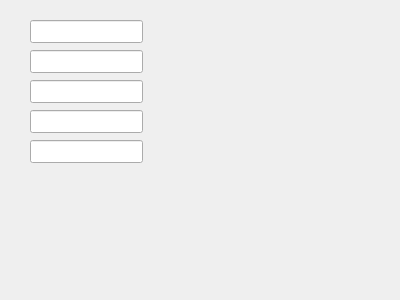
Above: ui/OtherWindow.ui from yigithanyigit/hastanerandevu before the change. Below: the same form after it.
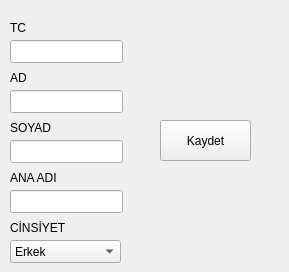
That is the form after the change.

Diff of the .ui file:
```diff
--- a/ui/OtherWindow.ui
+++ b/ui/OtherWindow.ui
@@ -6,8 +6,8 @@
    <rect>
     <x>0</x>
     <y>0</y>
-    <width>400</width>
-    <height>300</height>
+    <width>289</width>
+    <height>272</height>
    </rect>
   </property>
   <property name="windowTitle">
@@ -16,53 +16,141 @@
   <widget class="QLineEdit" name="lineEdit">
    <property name="geometry">
     <rect>
-     <x>30</x>
+     <x>10</x>
+     <y>40</y>
+     <width>113</width>
+     <height>23</height>
+    </rect>
+   </property>
+  </widget>
+  <widget class="QLabel" name="label">
+   <property name="geometry">
+    <rect>
+     <x>10</x>
      <y>20</y>
-     <width>113</width>
-     <height>23</height>
+     <width>59</width>
+     <height>15</height>
     </rect>
+   </property>
+   <property name="text">
+    <string>TC</string>
+   </property>
+  </widget>
+  <widget class="QLabel" name="label_2">
+   <property name="geometry">
+    <rect>
+     <x>10</x>
+     <y>70</y>
+     <width>59</width>
+     <height>15</height>
+    </rect>
+   </property>
+   <property name="text">
+    <string>AD</string>
    </property>
   </widget>
   <widget class="QLineEdit" name="lineEdit_2">
    <property name="geometry">
     <rect>
-     <x>30</x>
-     <y>50</y>
+     <x>10</x>
+     <y>90</y>
      <width>113</width>
      <height>23</height>
     </rect>
    </property>
   </widget>
+  <widget class="QLabel" name="label_3">
+   <property name="geometry">
+    <rect>
+     <x>10</x>
+     <y>120</y>
+     <width>59</width>
+     <height>15</height>
+    </rect>
+   </property>
+   <property name="text">
+    <string>SOYAD</string>
+   </property>
+  </widget>
   <widget class="QLineEdit" name="lineEdit_3">
    <property name="geometry">
     <rect>
-     <x>30</x>
-     <y>80</y>
-     <width>113</width>
-     <height>23</height>
-    </rect>
-   </property>
-  </widget>
-  <widget class="QLineEdit" name="lineEdit_4">
-   <property name="geometry">
-    <rect>
-     <x>30</x>
-     <y>110</y>
-     <width>113</width>
-     <height>23</height>
-    </rect>
-   </property>
-  </widget>
-  <widget class="QLineEdit" name="lineEdit_5">
-   <property name="geometry">
-    <rect>
-     <x>30</x>
+     <x>10</x>
      <y>140</y>
      <width>113</width>
      <height>23</height>
     </rect>
    </property>
   </widget>
+  <widget class="QLabel" name="label_4">
+   <property name="geometry">
+    <rect>
+     <x>10</x>
+     <y>170</y>
+     <width>59</width>
+     <height>15</height>
+    </rect>
+   </property>
+   <property name="text">
+    <string>ANA ADI</string>
+   </property>
+  </widget>
+  <widget class="QLineEdit" name="lineEdit_4">
+   <property name="geometry">
+    <rect>
+     <x>10</x>
+     <y>190</y>
+     <width>113</width>
+     <height>23</height>
+    </rect>
+   </property>
+  </widget>
+  <widget class="QLabel" name="label_5">
+   <property name="geometry">
+    <rect>
+     <x>10</x>
+     <y>220</y>
+     <width>59</width>
+     <height>15</height>
+    </rect>
+   </property>
+   <property name="text">
+    <string>CİNSİYET</string>
+   </property>
+  </widget>
+  <widget class="QComboBox" name="comboBox">
+   <property name="geometry">
+    <rect>
+     <x>10</x>
+     <y>240</y>
+     <width>111</width>
+     <height>23</height>
+    </rect>
+   </property>
+   <item>
+    <property name="text">
+     <string>Erkek</string>
+    </property>
+   </item>
+   <item>
+    <property name="text">
+     <string>Kadın</string>
+    </property>
+   </item>
+  </widget>
+  <widget class="QPushButton" name="pushButton">
+   <property name="geometry">
+    <rect>
+     <x>160</x>
+     <y>120</y>
+     <width>91</width>
+     <height>41</height>
+    </rect>
+   </property>
+   <property name="text">
+    <string>Kaydet</string>
+   </property>
+  </widget>
  </widget>
  <resources/>
  <connections/>
```
